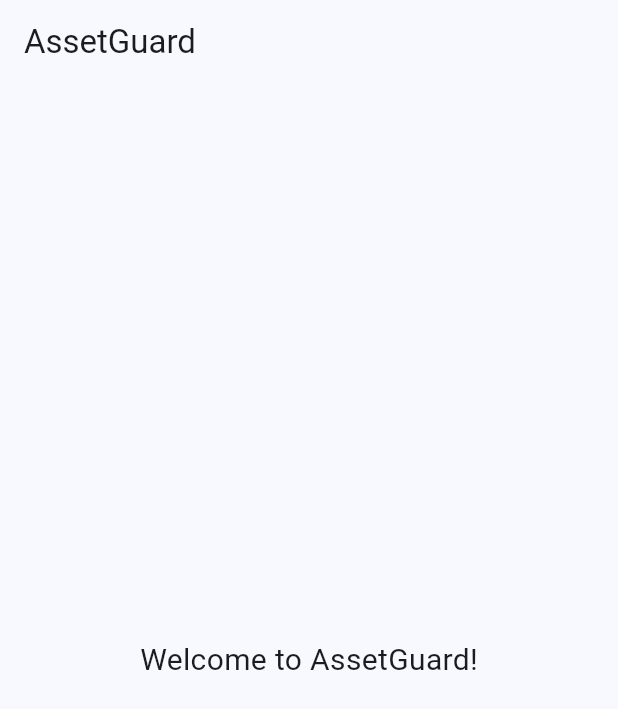
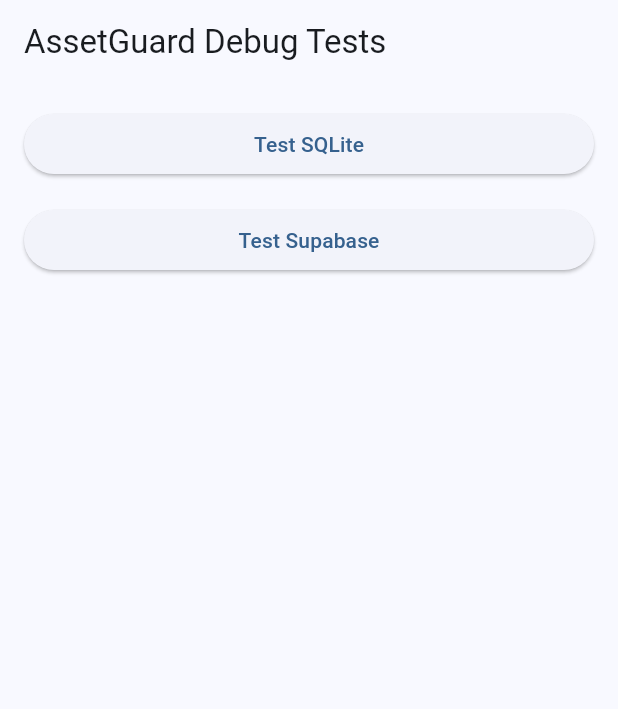
Before and after one commit to ShaneannX/AssertGuard_app, a Flutter app: the screen it shows after launch, on a phone screen of 412 x 824 dp. Shown: the top 709 px of the screen. Run offline on Flutter 3.47's test engine with Material 3 defaults, Android fonts, the phone set to English and light mode, and no system bars; our stand-ins replace drift, flutter_dotenv, supabase_flutter; accounts and stored records are empty; generated files the repository leaves out were written again.

Commit message:
Have added Supabase database and a front end to test local db and supabase connection is working okay.

```diff
--- /dev/null
+++ b/devtools_options.yaml
@@ -0,0 +1,3 @@
+description: This file stores settings for Dart & Flutter DevTools.
+documentation: https://docs.flutter.dev/tools/devtools/extensions#configure-extension-enablement-states
+extensions:
--- a/lib/data/local/sqlLite_database.dart
+++ b/lib/data/local/sqlite_database.dart
@@ -8,15 +8,18 @@
 import 'tables/inspection_items.dart';
 import 'tables/attachments.dart';
 
-part 'sqlLite_database.g.dart';
+part 'sqlite_database.g.dart';
+
+LazyDatabase _openConnection() {
+  return LazyDatabase(() async {
+    final dir = await getApplicationDocumentsDirectory();
+    final file = File(p.join(dir.path, 'assetguard.db'));
+    return NativeDatabase(file);
+  });
+}
 
 @DriftDatabase(
-  tables: [
-    Users,
-    Jobs,
-    InspectionItems,
-    Attachments
-  ],
+  tables: [Users, Jobs, InspectionItems, Attachments],
 )
 class AppDatabase extends _$AppDatabase {
   AppDatabase() : super(_openConnection());
@@ -24,11 +27,3 @@
   @override
   int get schemaVersion => 1;
 }
-
-LazyDatabase _openConnection() {
-  return LazyDatabase(() async {
-    final dir = await getApplicationDocumentsDirectory();
-    final dbPath = p.join(dir.path, 'assetguard.db');
-    return NativeDatabase(File(dbPath));
-  });
-}
--- a/lib/main.dart
+++ b/lib/main.dart
@@ -1,6 +1,19 @@
 import 'package:flutter/material.dart';
+import 'package:flutter_dotenv/flutter_dotenv.dart';
+import 'package:supabase_flutter/supabase_flutter.dart';
 import 'app.dart';
 
-void main() {
+void main() async {
+  WidgetsFlutterBinding.ensureInitialized();
+
+  await dotenv.load(fileName: ".env");
+
+  print("URL: ${dotenv.env["SUPABASE_URL"]}");
+  print("URL: ${dotenv.env["SUPABASE_ANON_KEY"]}");
+  await Supabase.initialize(
+    url: dotenv.env['SUPABASE_URL']!,
+    anonKey: dotenv.env['SUPABASE_ANON_KEY']!,
+  );
+
   runApp(const AssetGuardApp());
 }
--- a/lib/screens/home_screen.dart
+++ b/lib/screens/home_screen.dart
@@ -1,19 +1,63 @@
 import 'package:flutter/material.dart';
+import 'package:assetguard_app/data/local/sqlite_database.dart';
+import 'package:supabase_flutter/supabase_flutter.dart';
 
 class HomeScreen extends StatelessWidget {
   const HomeScreen({super.key});
 
   @override
   Widget build(BuildContext context) {
+    final db = AppDatabase();
+    final supabase = Supabase.instance.client;
+
     return Scaffold(
-      appBar: AppBar(
-        title: const Text('AssetGuard'),
-      ),
-      body: const Center(
-        child: Text(
-          'Welcome to AssetGuard!',
-          style: TextStyle(fontSize: 20),
-        ),
+      appBar: AppBar(title: const Text('AssetGuard Debug Tests')),
+      body: ListView(
+        padding: const EdgeInsets.all(16),
+        children: [
+          ElevatedButton(
+            onPressed: () async {
+              try {
+                // Insert into SQLite
+                // await db.into(db.jobs).insert(
+                //   JobsCompanion.insert(
+                //     id: 'job_test',
+                //     userId: 'user_1',
+                //     title: 'SQLite Test Job',
+                //     createdBy: 'system',
+                //     updatedBy: 'system',
+                //     createdAt: DateTime.now(),
+                //     updatedAt: DateTime.now(),
+                //     syncStatus: 'pending',
+                //   ),
+                // );
+
+                final result = await db.select(db.jobs).get();
+                print('SQLite OK — rows: ${result.length}');
+                print(result);
+              } catch (e) {
+                print('SQLite ERROR: $e');
+              }
+            },
+            child: const Text('Test SQLite'),
+          ),
+          const SizedBox(height: 16),
+          ElevatedButton(
+            onPressed: () async {
+              try {
+                final response = await supabase
+                    .from('users')
+                    .select()
+                    .limit(1);
+
+                print('Supabase OK — $response');
+              } catch (e) {
+                print('Supabase ERROR: $e');
+              }
+            },
+            child: const Text('Test Supabase'),
+          ),
+        ],
       ),
     );
   }
```
Also changed, not shown: pubspec.yaml (+7 -46 lines), lib/data/local/sqlite_database.g.dart, pubspec.lock, 6 other files.
